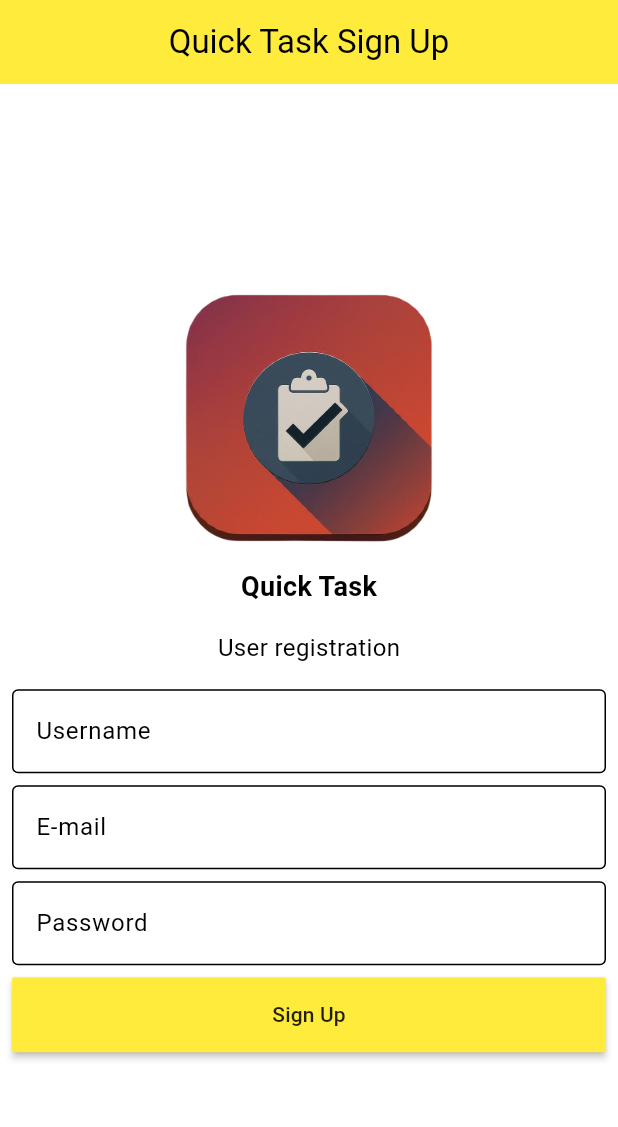
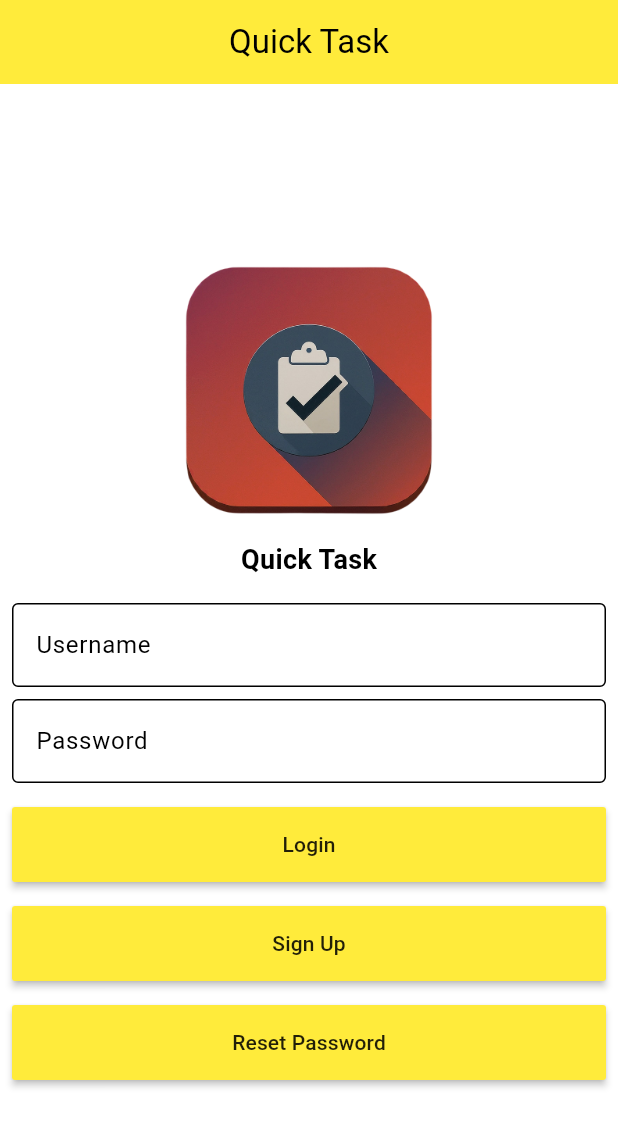
Before and after one commit to RaghuChandrasekaran/QuickTask, a Flutter app: the screen it shows after launch, on a phone screen of 412 x 824 dp. Shown: the top 1127 px of the screen. Run offline on Flutter 3.47's test engine with Material 3 defaults, Android fonts, the phone set to English and light mode, and no system bars; our stand-ins replace flutter_slidable, hive, hive_flutter, parse_server_sdk_flutter; accounts and stored records are empty; generated files the repository leaves out were written again.

Commit message:
:sparkle: SignIn, SignUp, Reset Password Pages & ACL Integration
Created new pages for sign up and signin
Support for reset password
Associate Todo with a User ACL

```diff
--- a/lib/main.dart
+++ b/lib/main.dart
@@ -18,7 +18,7 @@ class MyApp extends StatelessWidget {
   Widget build(BuildContext context) {
     return MaterialApp(
         debugShowCheckedModeBanner: false,
-        home: const Homepage(),
+        home: Homepage(),
         theme: ThemeData(
           colorScheme: ColorScheme.fromSwatch(primarySwatch: Colors.yellow),
           appBarTheme: const AppBarTheme(
--- a/lib/pages/homepage.dart
+++ b/lib/pages/homepage.dart
@@ -1,11 +1,36 @@
 import "package:flutter/material.dart";
-import "package:quicktask/pages/signuppage.dart";
+import "package:quicktask/data/userremotestore.dart";
+import "package:quicktask/pages/signinpage.dart";
+import "package:quicktask/pages/todolistpage.dart";
 
 class Homepage extends StatelessWidget {
-  const Homepage({super.key});
+  final UserRemoteStore userRemoteStore = UserRemoteStore();
+
+  Homepage({super.key});
 
   @override
   Widget build(BuildContext context) {
-    return const Signuppage();
+    return FutureBuilder<bool>(
+        future: userRemoteStore.hasUserLogged(),
+        builder: (context, snapshot) {
+          switch (snapshot.connectionState) {
+            case ConnectionState.none:
+            case ConnectionState.waiting:
+              return const Scaffold(
+                body: Center(
+                  child: SizedBox(
+                      width: 100,
+                      height: 100,
+                      child: CircularProgressIndicator()),
+                ),
+              );
+            default:
+              if (snapshot.hasData && snapshot.data!) {
+                return const ToDoListPage();
+              } else {
+                return const Signinpage();
+              }
+          }
+        });
   }
 }
--- /dev/null
+++ b/lib/pages/signinpage.dart
@@ -0,0 +1,143 @@
+import 'package:flutter/material.dart';
+import 'package:parse_server_sdk_flutter/parse_server_sdk_flutter.dart';
+import 'package:quicktask/data/userremotestore.dart';
+import 'package:quicktask/pages/resetpasswordpage.dart';
+import 'package:quicktask/pages/signuppage.dart';
+import 'package:quicktask/pages/todolistpage.dart';
+import 'package:quicktask/widgets/button.dart';
+import 'package:quicktask/widgets/message.dart';
+
+class Signinpage extends StatefulWidget {
+  const Signinpage({super.key});
+
+  @override
+  State<Signinpage> createState() => _SigninpageState();
+}
+
+class _SigninpageState extends State<Signinpage> {
+  final UserRemoteStore userRemoteStore = UserRemoteStore();
+  final controllerUsername = TextEditingController();
+  final controllerPassword = TextEditingController();
+  bool isLoggedIn = false;
+
+  @override
+  Widget build(BuildContext context) {
+    return Scaffold(
+      appBar: AppBar(
+        title: const Text('Quick Task'),
+      ),
+      body: Center(
+        child: SingleChildScrollView(
+          padding: const EdgeInsets.all(8),
+          child:
+              Column(crossAxisAlignment: CrossAxisAlignment.stretch, children: [
+            const SizedBox(
+              height: 200,
+              child:
+                  Image(image: AssetImage('assets/icon/quick_task_banner.png')),
+            ),
+            const Center(
+              child: Text('Quick Task',
+                  style: TextStyle(fontSize: 18, fontWeight: FontWeight.bold)),
+            ),
+            const SizedBox(
+              height: 16,
+            ),
+            TextField(
+              controller: controllerUsername,
+              enabled: !isLoggedIn,
+              keyboardType: TextInputType.text,
+              textCapitalization: TextCapitalization.none,
+              autocorrect: false,
+              decoration: const InputDecoration(
+                  border: OutlineInputBorder(
+                      borderSide: BorderSide(color: Colors.black)),
+                  focusedBorder: OutlineInputBorder(
+                      borderSide: BorderSide(color: Colors.black)),
+                  floatingLabelStyle: TextStyle(color: Colors.black),
+                  labelText: 'Username'),
+            ),
+            const SizedBox(
+              height: 8,
+            ),
+            TextField(
+              controller: controllerPassword,
+              enabled: !isLoggedIn,
+              obscureText: true,
+              keyboardType: TextInputType.text,
+              textCapitalization: TextCapitalization.none,
+              autocorrect: false,
+              decoration: const InputDecoration(
+                  border: OutlineInputBorder(
+                      borderSide: BorderSide(color: Colors.black)),
+                  focusedBorder: OutlineInputBorder(
+                      borderSide: BorderSide(color: Colors.black)),
+                  floatingLabelStyle: TextStyle(color: Colors.black),
+                  labelText: 'Password'),
+            ),
+            const SizedBox(
+              height: 16,
+            ),
+            SizedBox(
+              height: 50,
+              child: Button(
+                text: 'Login',
+                onPressed: isLoggedIn ? () {} : () => doUserLogin(),
+              ),
+            ),
+            const SizedBox(
+              height: 16,
+            ),
+            SizedBox(
+              height: 50,
+              child: Button(
+                text: 'Sign Up',
+                onPressed: () => navigateToSignUp(),
+              ),
+            ),
+            const SizedBox(
+              height: 16,
+            ),
+            SizedBox(
+              height: 50,
+              child: Button(
+                text: 'Reset Password',
+                onPressed: () => navigateToResetPassword(),
+              ),
+            )
+          ]),
+        ),
+      ),
+    );
+  }
+
+  void doUserLogin() async {
+    final username = controllerUsername.text.trim();
+    final password = controllerPassword.text.trim();
+
+    userRemoteStore.doUserLogin(
+        username, password, context, navigateToTaskPage);
+  }
+
+  void navigateToTaskPage() {
+    Navigator.pushAndRemoveUntil(
+      context,
+      MaterialPageRoute(builder: (context) => const ToDoListPage()),
+      (Route<dynamic> route) => false,
+    );
+  }
+
+  void navigateToSignUp() {
+    Navigator.push(
+      context,
+      MaterialPageRoute(builder: (context) => const Signuppage()),
+    );
+  }
+
+  void navigateToResetPassword() {
+    Navigator.push(
+      context,
+      MaterialPageRoute(builder: (context) => const ResetPasswordPage()),
+    );
+  }
+}
--- /dev/null
+++ b/lib/widgets/message.dart
@@ -0,0 +1,56 @@
+import 'package:flutter/material.dart';
+import 'package:quicktask/widgets/button.dart';
+
+class Message {
+  static void showSuccess(
+      {required BuildContext context,
+      required String message,
+      VoidCallback? onPressed}) {
+    showDialog(
+      context: context,
+      builder: (BuildContext context) {
+        return AlertDialog(
+          title: const Text("Success!"),
+          content: Text(message),
+          actions: <Widget>[
+            Button(
+              text: "OK",
+              onPressed: () {
+                Navigator.of(context).pop();
+                if (onPressed != null) {
+                  onPressed();
+                }
+              },
+            ),
+          ],
+        );
+      },
+    );
+  }
+
+  static void showError(
+      {required BuildContext context,
+      required String message,
+      VoidCallback? onPressed}) {
+    showDialog(
+      context: context,
+      builder: (BuildContext context) {
+        return AlertDialog(
+          title: const Text("Error!"),
+          content: Text(message),
+          actions: <Widget>[
+            Button(
+              text: "OK",
+              onPressed: () {
+                Navigator.of(context).pop();
+                if (onPressed != null) {
+                  onPressed();
+                }
+              },
+            ),
+          ],
+        );
+      },
+    );
+  }
+}
```
Also changed, not shown: lib/data/todoremotestore.dart (+6 -1 lines), lib/data/userremotestore.dart (added, +113 -0 lines), lib/pages/resetpasswordpage.dart (added, +54 -0 lines), lib/pages/signuppage.dart (+7 -58 lines), lib/pages/todolistpage.dart (+13 -2 lines).
